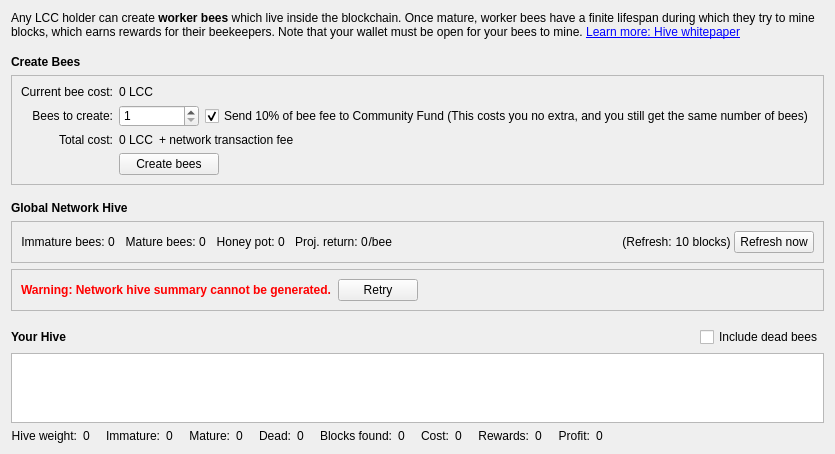
Above: src/qt/forms/hivedialog.ui from litecoincash-project/litecoincash before the change. Below: the same form after it.
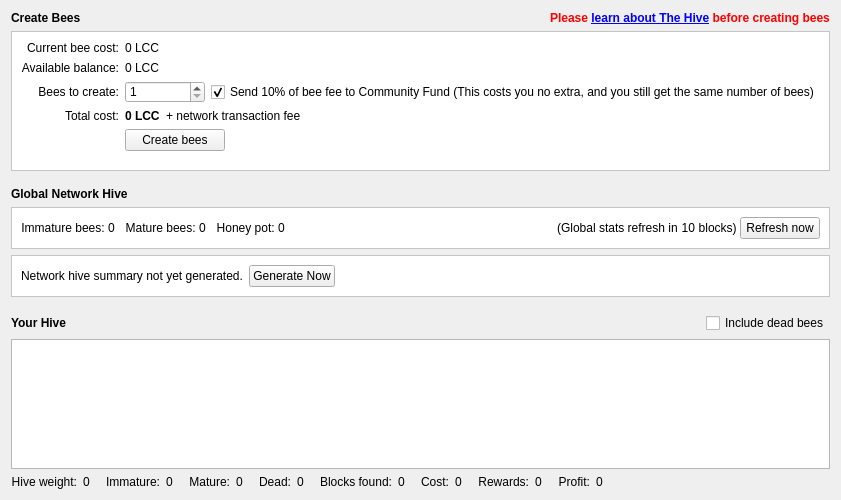
That is the form after the change. Icons and pictures are not drawn.

```diff
--- a/src/qt/forms/hivedialog.ui
+++ b/src/qt/forms/hivedialog.ui
@@ -6,49 +6,96 @@
    <rect>
     <x>0</x>
     <y>0</y>
-    <width>776</width>
-    <height>454</height>
+    <width>778</width>
+    <height>500</height>
    </rect>
   </property>
+  <property name="sizePolicy">
+   <sizepolicy hsizetype="Preferred" vsizetype="Minimum">
+    <horstretch>0</horstretch>
+    <verstretch>0</verstretch>
+   </sizepolicy>
+  </property>
+  <property name="minimumSize">
+   <size>
+    <width>0</width>
+    <height>500</height>
+   </size>
+  </property>
+  <property name="styleSheet">
+   <string notr="true"/>
+  </property>
   <layout class="QVBoxLayout" name="verticalLayout">
    <item>
-    <widget class="QLabel" name="callToActionLabel">
-     <property name="text">
-      <string>Any LCC holder can create &lt;span style=&quot; font-weight:600;&quot;&gt;worker bees&lt;/span&gt; which live inside the blockchain. Once mature, worker bees have a finite lifespan during which they try to mine blocks, which earns rewards for their beekeepers. Note that your wallet must be open for your bees to mine. &lt;a href=&quot;https://hive.litecoinca.sh/whitepaper.pdf&quot;&gt;&lt;span style=&quot;text-decoration: underline; color:#0000ff;&quot;&gt;Learn more: Hive whitepaper&lt;/span&gt;&lt;/a&gt;&lt;/p&gt;</string>
-     </property>
-     <property name="wordWrap">
-      <bool>true</bool>
-     </property>
-    </widget>
-   </item>
-   <item>
-    <spacer name="verticalSpacer_2">
-     <property name="orientation">
-      <enum>Qt::Vertical</enum>
-     </property>
-     <property name="sizeType">
-      <enum>QSizePolicy::Fixed</enum>
-     </property>
-     <property name="sizeHint" stdset="0">
-      <size>
-       <width>20</width>
-       <height>10</height>
-      </size>
-     </property>
-    </spacer>
-   </item>
-   <item>
-    <widget class="QLabel" name="createBeesTitleLabel">
-     <property name="font">
-      <font>
-       <weight>75</weight>
-       <bold>true</bold>
-      </font>
-     </property>
-     <property name="text">
-      <string>Create Bees</string>
-     </property>
-    </widget>
+    <layout class="QHBoxLayout" name="horizontalLayout_9">
+     <item>
+      <widget class="QLabel" name="createBeesTitleLabel">
+       <property name="font">
+        <font>
+         <weight>75</weight>
+         <bold>true</bold>
+        </font>
+       </property>
+       <property name="text">
+        <string>Create Bees</string>
+       </property>
+      </widget>
+     </item>
+     <item>
+      <spacer name="horizontalSpacer_9">
+       <property name="orientation">
+        <enum>Qt::Horizontal</enum>
+       </property>
+       <property name="sizeHint" stdset="0">
+        <size>
+         <width>13</width>
+         <height>13</height>
+        </size>
+       </property>
+      </spacer>
+     </item>
+     <item>
+      <widget class="QLabel" name="warningLabel">
+       <property name="maximumSize">
+        <size>
+         <width>16</width>
+         <height>16</height>
+        </size>
+       </property>
+       <property name="font">
+        <font>
+         <weight>50</weight>
+         <bold>false</bold>
+        </font>
+       </property>
+       <property name="text">
+        <string/>
+       </property>
+       <property name="pixmap">
+        <pixmap resource="../bitcoin.qrc">:/icons/warning</pixmap>
+       </property>
+       <property name="scaledContents">
+        <bool>true</bool>
+       </property>
+      </widget>
+     </item>
+     <item>
+      <widget class="QLabel" name="warningLabel2">
+       <property name="font">
+        <font>
+         <weight>75</weight>
+         <bold>true</bold>
+        </font>
+       </property>
+       <property name="text">
+        <string>&lt;span style=&quot;color:#ff0000;&quot;&gt;Please &lt;a href=&quot;https://hive.litecoinca.sh/whitepaper.pdf&quot;&gt;&lt;span style=&quot;text-decoration: underline;&quot;&gt;learn about The Hive&lt;/span&gt;&lt;/a&gt; before creating bees&lt;/span&gt;</string>
+       </property>
+       <property name="openExternalLinks">
+        <bool>true</bool>
+       </property>
+      </widget>
+     </item>
+    </layout>
    </item>
    <item>
     <widget class="QFrame" name="createBeesForm">
@@ -61,9 +108,15 @@
      <property name="minimumSize">
       <size>
        <width>0</width>
-       <height>110</height>
+       <height>140</height>
       </size>
      </property>
+     <property name="styleSheet">
+      <string notr="true">#createBeesForm{background:url(:/icons/hive_background_flash);
+background-repeat:no-repeat;
+background-position:bottom right;
+background-color:white;}</string>
+     </property>
      <property name="frameShape">
       <enum>QFrame::StyledPanel</enum>
      </property>
@@ -84,31 +137,47 @@
         </property>
        </widget>
       </item>
-      <item row="0" column="1">
-       <layout class="QHBoxLayout" name="horizontalLayout_9">
-        <item>
-         <widget class="QLabel" name="beeCostLabel">
-          <property name="text">
-           <string>0 LCC</string>
-          </property>
-         </widget>
-        </item>
-        <item>
-         <spacer name="horizontalSpacer_9">
-          <property name="orientation">
-           <enum>Qt::Horizontal</enum>
-          </property>
-          <property name="sizeHint" stdset="0">
-           <size>
-            <width>0</width>
-            <height>0</height>
-           </size>
-          </property>
-         </spacer>
-        </item>
-       </layout>
-      </item>
       <item row="1" column="0">
+       <widget class="QLabel" name="currentBeeCostLabel_21">
+        <property name="text">
+         <string>Available balance:</string>
+        </property>
+        <property name="alignment">
+         <set>Qt::AlignRight|Qt::AlignTrailing|Qt::AlignVCenter</set>
+        </property>
+       </widget>
+      </item>
+      <item row="1" column="1">
+       <layout class="QHBoxLayout" name="horizontalLayout_91">
+        <item>
+         <widget class="QLabel" name="currentBalance">
+          <property name="font">
+           <font>
+            <weight>50</weight>
+            <bold>false</bold>
+           </font>
+          </property>
+          <property name="text">
+           <string>0 LCC</string>
+          </property>
+         </widget>
+        </item>
+        <item>
+         <spacer name="horizontalSpacer_91">
+          <property name="orientation">
+           <enum>Qt::Horizontal</enum>
+          </property>
+          <property name="sizeHint" stdset="0">
+           <size>
+            <width>0</width>
+            <height>0</height>
+           </size>
+          </property>
+         </spacer>
+        </item>
+       </layout>
+      </item>
+      <item row="2" column="0">
        <widget class="QLabel" name="beesToCreateLabel_2">
         <property name="text">
          <string>Bees to create:</string>
@@ -118,7 +187,7 @@
         </property>
        </widget>
       </item>
-      <item row="1" column="1">
+      <item row="2" column="1">
        <layout class="QHBoxLayout" name="horizontalLayout_8">
         <item>
          <widget class="QSpinBox" name="beeCountSpinner">
@@ -179,7 +248,7 @@
         </item>
        </layout>
       </item>
-      <item row="2" column="0">
+      <item row="3" column="0">
        <widget class="QLabel" name="totalCostLabel_3">
         <property name="text">
          <string>Total cost:</string>
@@ -189,10 +258,16 @@
         </property>
        </widget>
       </item>
-      <item row="2" column="1">
+      <item row="3" column="1">
        <layout class="QHBoxLayout" name="horizontalLayout_4">
         <item>
          <widget class="QLabel" name="totalCostLabel">
+          <property name="font">
+           <font>
+            <weight>75</weight>
+            <bold>true</bold>
+           </font>
+          </property>
           <property name="text">
            <string>0 LCC</string>
           </property>
@@ -220,7 +295,7 @@
         </item>
        </layout>
       </item>
-      <item row="3" column="1">
+      <item row="4" column="1">
        <layout class="QHBoxLayout" name="horizontalLayout_3">
         <item>
          <widget class="QPushButton" name="createBeesButton">
@@ -254,6 +329,36 @@
         </item>
        </layout>
       </item>
+      <item row="0" column="1">
+       <layout class="QHBoxLayout" name="horizontalLayout_10">
+        <item>
+         <widget class="QLabel" name="beeCostLabel">
+          <property name="font">
+           <font>
+            <weight>50</weight>
+            <bold>false</bold>
+           </font>
+          </property>
+          <property name="text">
+           <string>0 LCC</string>
+          </property>
+         </widget>
+        </item>
+        <item>
+         <spacer name="horizontalSpacer_18">
+          <property name="orientation">
+           <enum>Qt::Horizontal</enum>
+          </property>
+          <property name="sizeHint" stdset="0">
+           <size>
+            <width>13</width>
+            <height>13</height>
+           </size>
+          </property>
+         </spacer>
+        </item>
+       </layout>
+      </item>
      </layout>
     </widget>
    </item>
@@ -288,6 +393,11 @@
    </item>
    <item>
     <widget class="QFrame" name="globalHiveSummary">
+     <property name="styleSheet">
+      <string notr="true">#globalHiveSummary {
+background-color:white;
+}</string>
+     </property>
      <property name="frameShape">
       <enum>QFrame::StyledPanel</enum>
      </property>
@@ -381,49 +491,6 @@
         </property>
        </widget>
       </item>
-      <item>
-       <spacer name="immatureLabelSpacer_15">
-        <property name="orientation">
-         <enum>Qt::Horizontal</enum>
-        </property>
-        <property name="sizeType">
-         <enum>QSizePolicy::Fixed</enum>
-        </property>
-        <property name="sizeHint" stdset="0">
-         <size>
-          <width>10</width>
-          <height>0</height>
-         </size>
-        </property>
-       </spacer>
-      </item>
-      <item>
-       <widget class="QLabel" name="potentialRewardsLabel_5">
-        <property name="text">
-         <string>Proj. return: </string>
-        </property>
-        <property name="alignment">
-         <set>Qt::AlignRight|Qt::AlignTrailing|Qt::AlignVCenter</set>
-        </property>
-       </widget>
-      </item>
-      <item>
-       <widget class="QLabel" name="projectedReturnPerBeeLabel">
-        <property name="text">
-         <string>0</string>
-        </property>
-       </widget>
-      </item>
-      <item>
-       <widget class="QLabel" name="potentialRewardsLabel_6">
-        <property name="text">
-         <string>/bee</string>
-        </property>
-        <property name="alignment">
-         <set>Qt::AlignRight|Qt::AlignTrailing|Qt::AlignVCenter</set>
-        </property>
-       </widget>
-      </item>
       <item>
        <spacer name="horizontalSpacer_12">
         <property name="orientation">
@@ -440,7 +507,7 @@
       <item>
        <widget class="QLabel" name="label_13">
         <property name="text">
-         <string>(Refresh: </string>
+         <string>(Global stats refresh in </string>
         </property>
         <property name="alignment">
          <set>Qt::AlignRight|Qt::AlignTrailing|Qt::AlignVCenter</set>
@@ -485,6 +552,11 @@
    </item>
    <item>
     <widget class="QFrame" name="globalHiveSummaryError">
+     <property name="styleSheet">
+      <string notr="true">#globalHiveSummaryError {
+background-color:white;
+}</string>
+     </property>
      <property name="frameShape">
       <enum>QFrame::StyledPanel</enum>
      </property>
@@ -496,15 +568,15 @@
        <widget class="QLabel" name="globalHiveSummaryErrorLabel">
         <property name="font">
          <font>
-          <weight>75</weight>
-          <bold>true</bold>
+          <weight>50</weight>
+          <bold>false</bold>
          </font>
         </property>
         <property name="styleSheet">
-         <string notr="true">color:red;font-weight:bold;</string>
+         <string notr="true"/>
         </property>
         <property name="text">
-         <string>Warning: Network hive summary cannot be generated.</string>
+         <string>Network hive summary not yet generated.</string>
         </property>
        </widget>
       </item>
@@ -517,7 +589,7 @@
          </size>
         </property>
         <property name="text">
-         <string>Retry</string>
+         <string>Generate Now</string>
         </property>
        </widget>
       </item>
@@ -613,6 +685,12 @@
    </item>
    <item>
     <widget class="QTableView" name="currentHiveView">
+     <property name="minimumSize">
+      <size>
+       <width>0</width>
+       <height>0</height>
+      </size>
+     </property>
      <property name="contextMenuPolicy">
       <enum>Qt::CustomContextMenu</enum>
      </property>
```
